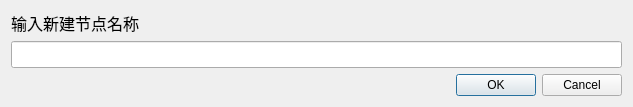
Qt form codesets/cdialognewnode.ui (weilaidb/codetools) before a commit.
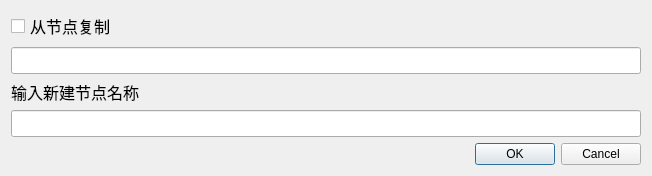
The same form after that commit.

Commit message: 从节点复制创建新节点

```diff
--- a/codesets/cdialognewnode.ui
+++ b/codesets/cdialognewnode.ui
@@ -6,8 +6,8 @@
    <rect>
     <x>0</x>
     <y>0</y>
-    <width>633</width>
-    <height>99</height>
+    <width>652</width>
+    <height>159</height>
    </rect>
   </property>
   <property name="windowTitle">
@@ -16,6 +16,29 @@
   <layout class="QGridLayout" name="gridLayout">
    <item row="0" column="0">
     <layout class="QVBoxLayout" name="verticalLayout">
+     <item>
+      <widget class="QCheckBox" name="checkBox">
+       <property name="font">
+        <font>
+         <family>Times New Roman</family>
+         <pointsize>12</pointsize>
+        </font>
+       </property>
+       <property name="text">
+        <string>从节点复制</string>
+       </property>
+      </widget>
+     </item>
+     <item>
+      <widget class="QLineEdit" name="lineEdit_fromCopy">
+       <property name="font">
+        <font>
+         <family>Times New Roman</family>
+         <pointsize>12</pointsize>
+        </font>
+       </property>
+      </widget>
+     </item>
      <item>
       <widget class="QLabel" name="label">
        <property name="font">
```
The commit also changes 7 other files.
